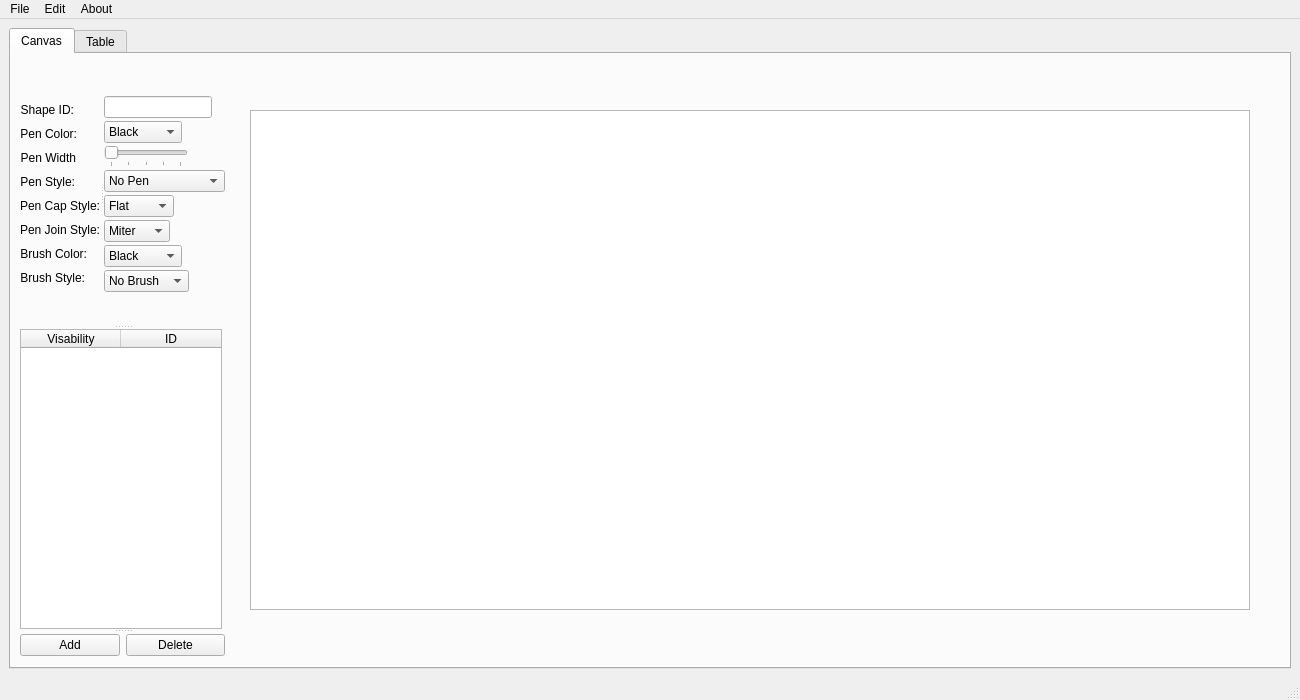
Before: the Qt Designer form CoolCats/maininterface.ui in 25wes25/include-dad-, drawn with Qt 5.
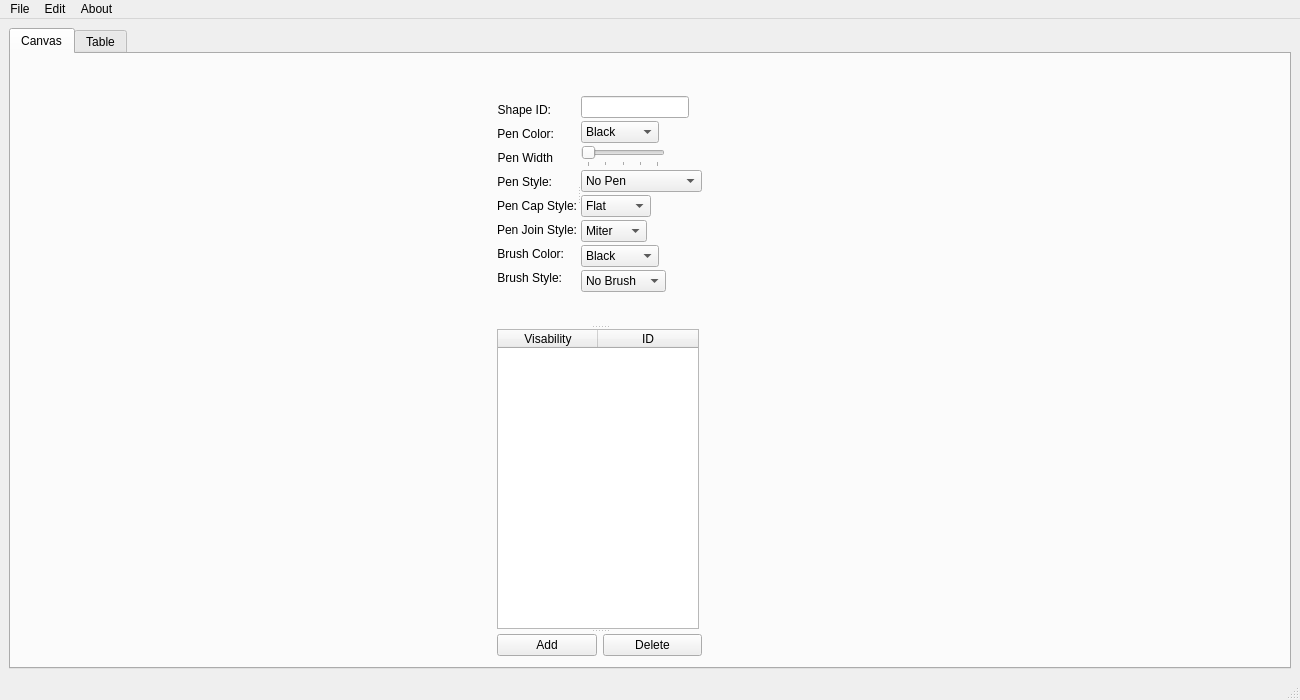
After: the same form once the commit is applied.

```diff
--- a/CoolCats/maininterface.ui
+++ b/CoolCats/maininterface.ui
@@ -590,28 +590,6 @@
             </widget>
            </widget>
           </item>
-          <item>
-           <widget class="QGraphicsView" name="RenderArea">
-            <property name="sizePolicy">
-             <sizepolicy hsizetype="Fixed" vsizetype="Fixed">
-              <horstretch>0</horstretch>
-              <verstretch>0</verstretch>
-             </sizepolicy>
-            </property>
-            <property name="minimumSize">
-             <size>
-              <width>1000</width>
-              <height>500</height>
-             </size>
-            </property>
-            <property name="maximumSize">
-             <size>
-              <width>0</width>
-              <height>500</height>
-             </size>
-            </property>
-           </widget>
-          </item>
          </layout>
         </item>
        </layout>
```
Left out of the diff: 5 changed lines with no effect on the pictures.
